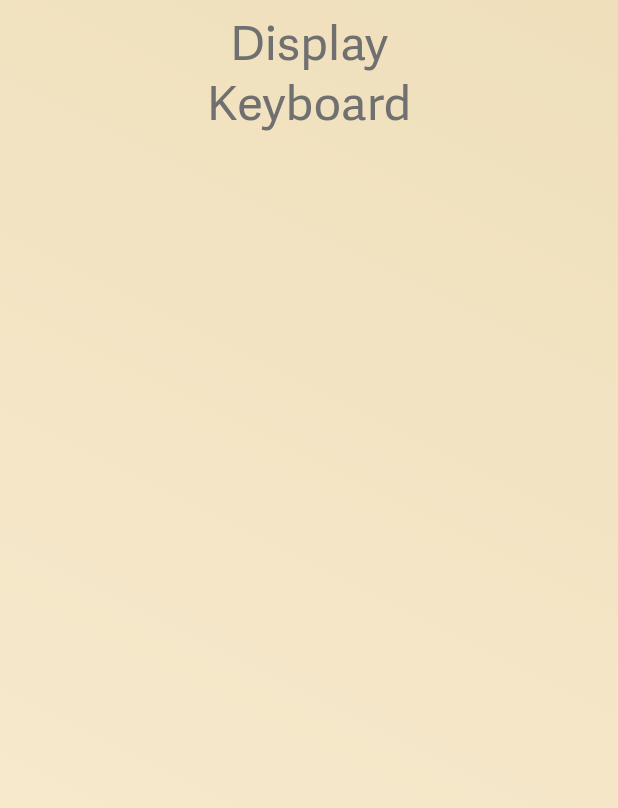
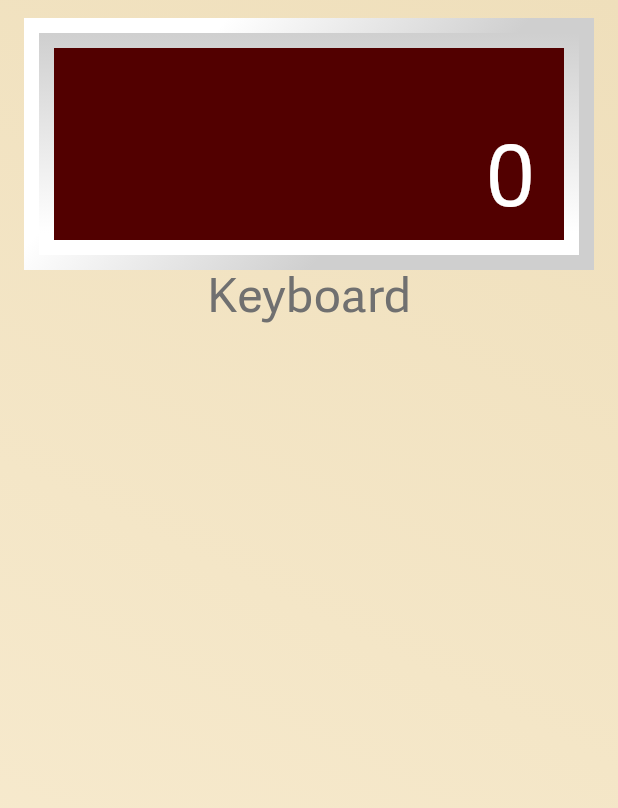
Before and after one commit to danylo-macelai/retro_calculator, a Flutter app: the screen it shows after launch, on a phone screen of 412 x 824 dp. Shown: the top 808 px of the screen. Run offline on Flutter 3.47's test engine with Material 2 defaults, Android fonts, the phone set to English and light mode, and no system bars; drawn by our look-alikes of auto_size_text.

Commit message:
Added display calculator_screen

```diff
--- a/lib/main.dart
+++ b/lib/main.dart
@@ -1,7 +1,7 @@
 import 'package:flutter/material.dart';
 import 'package:flutter/services.dart';
 
-import 'package:retro_calculator/screens/calculator_screen.dart';
+import 'package:retro_calculator/screens/calculator/calculator_screen.dart';
 import 'package:retro_calculator/utils/constant.dart';
 
 void main() {
--- a/lib/screens/calculator_screen.dart
+++ b/lib/screens/calculator/calculator_screen.dart
@@ -1,5 +1,7 @@
 import 'package:flutter/material.dart';
-import 'package:retro_calculator/utils/constant.dart';
+
+import 'widget/display.dart';
+import '../../utils/constant.dart';
 
 class CalculatorScreen extends StatefulWidget {
   @override
@@ -26,7 +28,7 @@ class _CalculatorScreenState extends State<CalculatorScreen> {
           ),
           child: Column(
             children: [
-              Text('Display'),
+              Display('0'),
               Text('Keyboard'),
             ],
           ),
--- /dev/null
+++ b/lib/screens/calculator/widget/display.dart
@@ -0,0 +1,64 @@
+import 'package:flutter/material.dart';
+import 'package:auto_size_text/auto_size_text.dart';
+
+class Display extends StatelessWidget {
+  final String value;
+
+  Display(this.value);
+
+  @override
+  Widget build(BuildContext context) {
+    return Container(
+      width: 380.0,
+      height: 168.0,
+      decoration:
+          _decoration(Alignment.topLeft, Alignment.bottomCenter, [0.4, 1.0]),
+      child: Container(
+        margin: EdgeInsets.all(10.0),
+        decoration: _decoration(
+            Alignment.bottomCenter, Alignment.topCenter, [0.1, 1.0]),
+        child: Container(
+          margin: EdgeInsets.all(10.0),
+          color: Color(0XFF520000),
+          child: Column(
+            mainAxisAlignment: MainAxisAlignment.end,
+            crossAxisAlignment: CrossAxisAlignment.stretch,
+            children: [
+              Padding(
+                padding: EdgeInsets.symmetric(vertical: 2.0, horizontal: 20.0),
+                child: AutoSizeText(
+                  value,
+                  minFontSize: 20,
+                  maxFontSize: 56,
+                  maxLines: 1,
+                  textAlign: TextAlign.end,
+                  style: TextStyle(
+                    fontWeight: FontWeight.w400,
+                    decoration: TextDecoration.none,
+                    fontSize: 56,
+                    color: Color(0XFFFFFFFF),
+                  ),
+                ),
+              ),
+            ],
+          ),
+        ),
+      ),
+    );
+  }
+
+  BoxDecoration _decoration(
+    AlignmentGeometry begin,
+    AlignmentGeometry end,
+    List<double> stops,
+  ) {
+    return BoxDecoration(
+      gradient: LinearGradient(
+        begin: begin,
+        end: end,
+        stops: stops,
+        colors: [Color(0XFFFFFFFF), Color(0XFFCFCFCF)],
+      ),
+    );
+  }
+}
--- a/pubspec.yaml
+++ b/pubspec.yaml
@@ -28,6 +28,7 @@ dependencies:
   # The following adds the Cupertino Icons font to your application.
   # Use with the CupertinoIcons class for iOS style icons.
   cupertino_icons: ^1.0.0
+  auto_size_text: ^2.1.0
 
 dev_dependencies:
   flutter_test:
```
